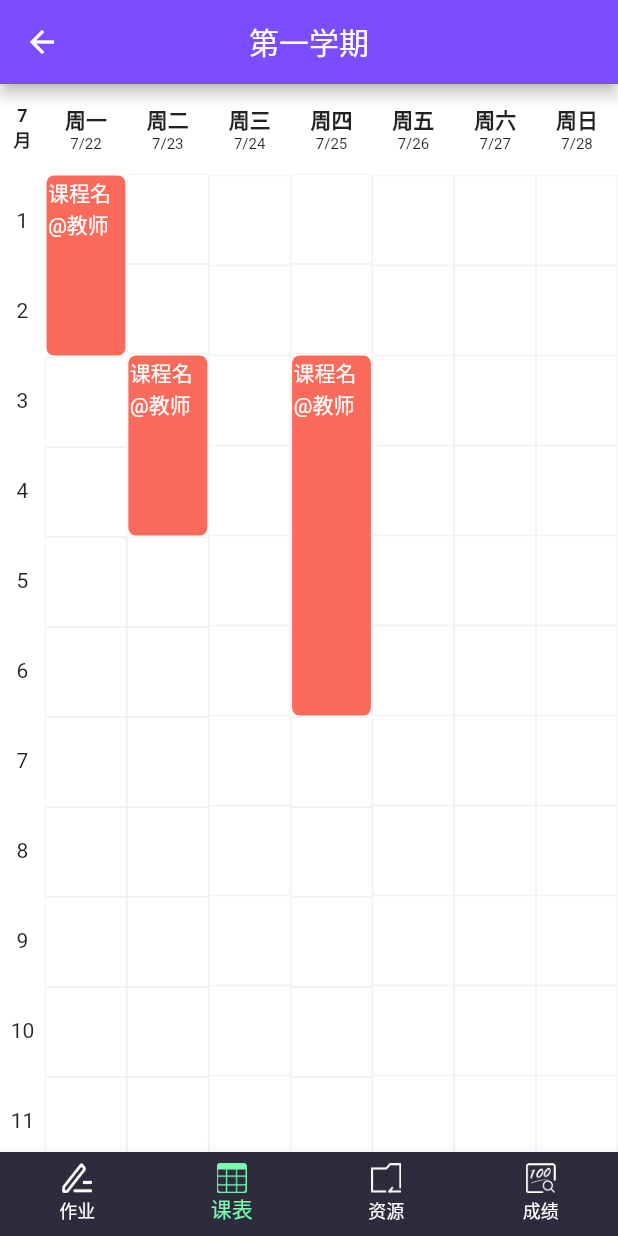
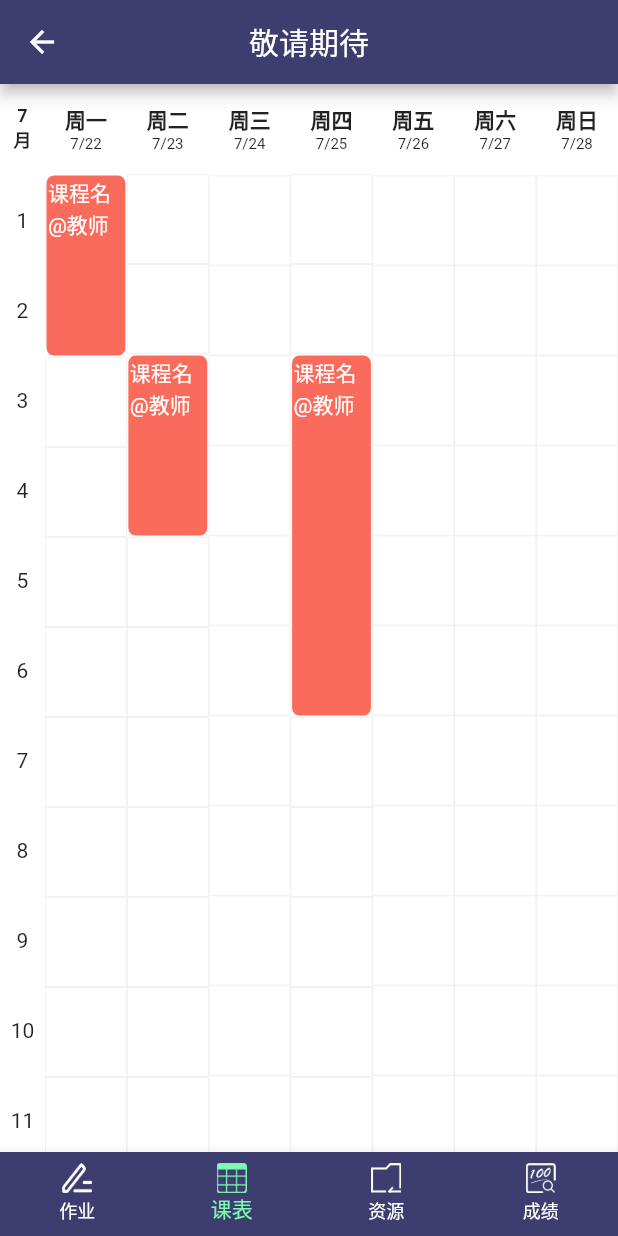
Before and after one commit to recallfuture/hblgdx, a Flutter app: the HomePage screen opened directly, item 2 of the bottom bar chosen, on a phone screen of 412 x 824 dp. Run offline on Flutter 3.47's test engine with Material 2 defaults, Android fonts, the phone set to English and light mode, and no system bars; drawn by our look-alikes of oktoast; our stand-ins replace cookie_jar, dio, flutter_html, shared_preferences; missing offline and left inert: gbk2utf8; accounts and stored records are empty; generated files the repository leaves out were written again.

Commit message:
修改课表页的配色

```diff
--- a/lib/pages/course_table_page.dart
+++ b/lib/pages/course_table_page.dart
@@ -20,7 +20,8 @@ class _CourseTablePageState extends State<CourseTablePage> {
   Widget buildAppBar() {
     return AppBar(
       centerTitle: true,
-      title: Text('第一学期'),
+      title: Text('敬请期待'),
+      backgroundColor: Color.fromARGB(255, 61, 61, 111),
     );
   }
 
--- a/lib/pages/home_page.dart
+++ b/lib/pages/home_page.dart
@@ -30,7 +30,7 @@ class _HomePageState extends State<HomePage> {
 
   List<Color> _bottomBarColor = [
     Color.fromARGB(255, 44, 44, 61),
-    Color.fromARGB(255, 44, 44, 61),
+    Color.fromARGB(255, 61, 61, 111),
     Color.fromARGB(255, 53, 83, 108),
     Color.fromARGB(255, 38, 124, 160),
   ];
```
